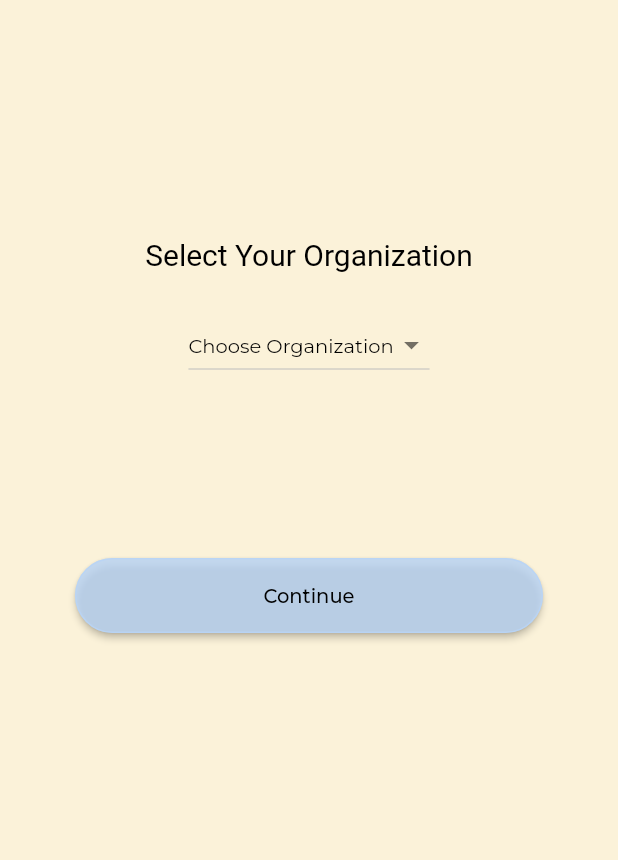
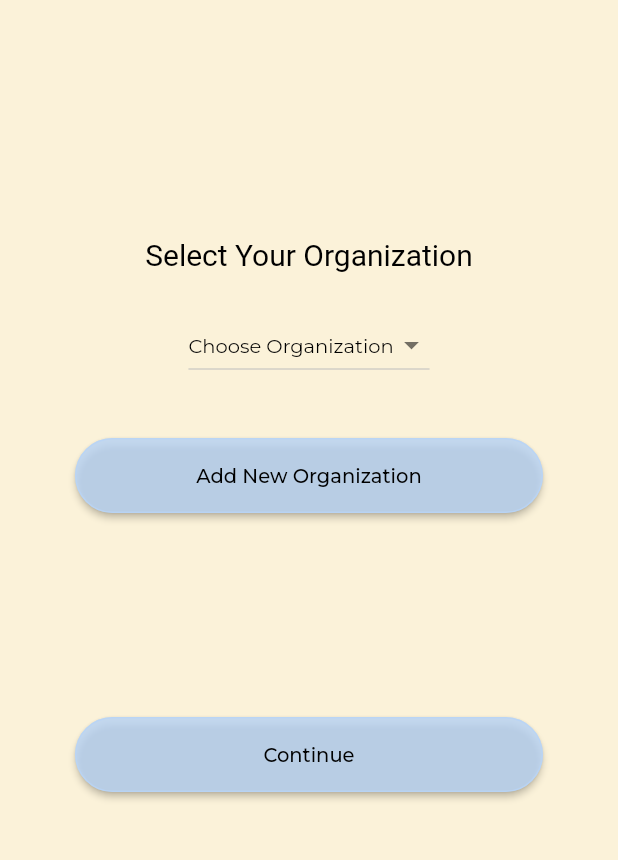
Before and after one commit to dbar2002/302-Design-Project, a Flutter app: the SelectMapScreen screen opened by its route, on a phone screen of 412 x 824 dp, the part 276-1136 px from its top. Run offline on Flutter 3.47's test engine with Material 2 defaults, Android fonts, the phone set to English and light mode, and no system bars; our stand-ins replace cloud_firestore, cloud_functions, dropdown_button2, firebase_auth, firebase_core, firebase_storage and 5 more; missing offline and left inert: dart:ffi, flutter_polyline_points, map_launcher; accounts and stored records are empty.

Commit message:
fixed flow issues for windows, need to fix prof

```diff
--- a/lib/screens/profile.dart
+++ b/lib/screens/profile.dart
@@ -107,7 +107,7 @@ class _ProfilePageState extends State<ProfilePage>
                   })),
 
           // TODO: figure out the right height for this thing
-          Divider(height: coverHeight + 110),
+          Divider(height: coverHeight),
           buildBottom(),
         ],
       ),
--- a/lib/screens/select_map.dart
+++ b/lib/screens/select_map.dart
@@ -134,6 +134,12 @@ class _SelectMapScreenState extends State<SelectMapScreen> {
                           }
                           return Container();
                         }),
+                        Padding(padding: const EdgeInsets.only(top: 20),
+                child: BasicButton(
+                  text: "Add New Organization",
+
+                  onPressed: () async {Navigator.of(context).pushNamedAndRemoveUntil('/addNewOrg', (route) => false);}
+                )),
                     Padding(
                         padding: const EdgeInsets.only(top: 100, bottom: 25),
                         child: BasicButton(
```
Also changed, not shown: lib/screens/add_new_org.dart (+11 -11 lines), pubspec.lock, 2 other files.
